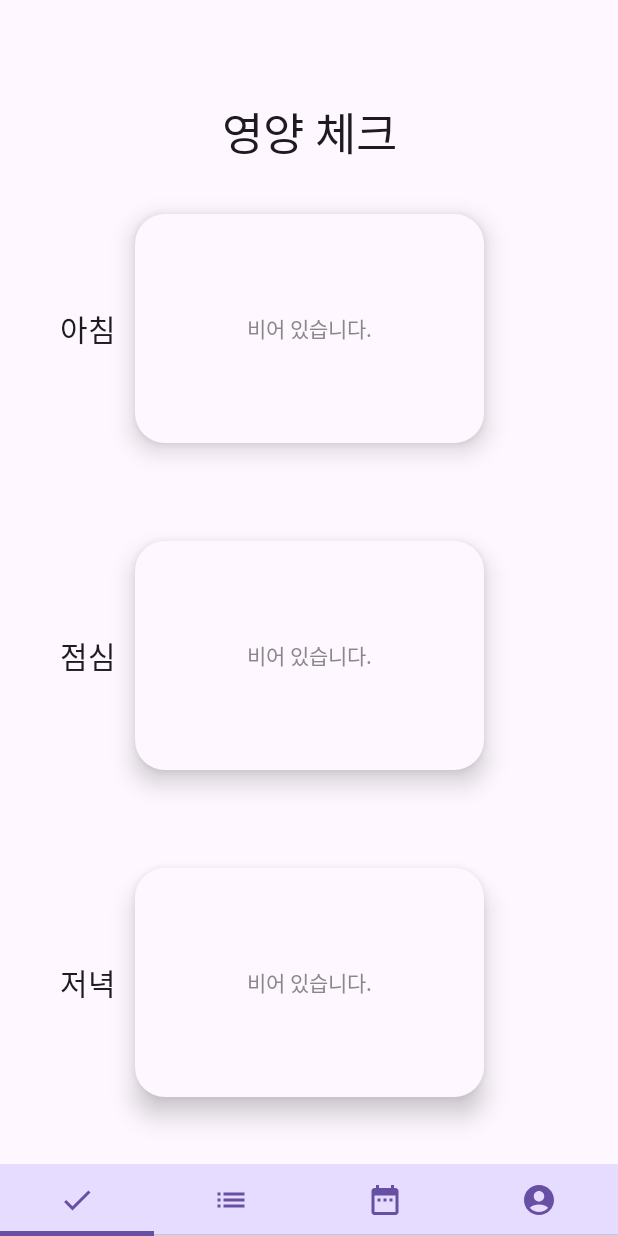
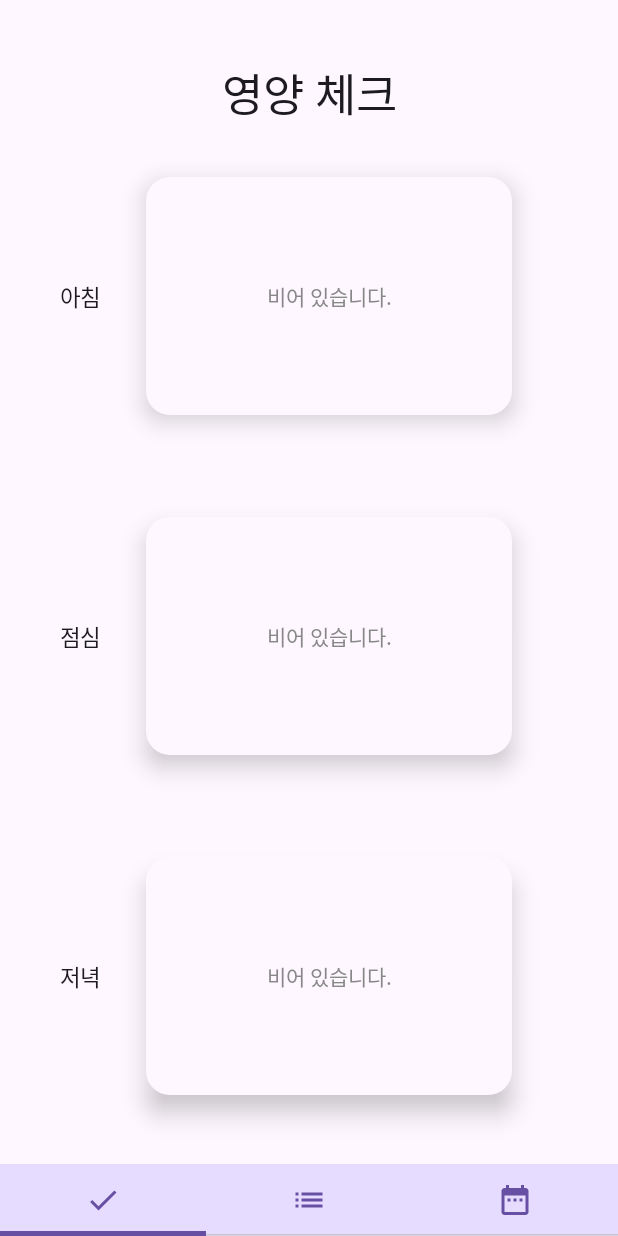
Before and after one commit to GwonDongHyeon21/NutritionCheck_kotlin, an Android app built with Jetpack Compose: the screen it shows after launch (MainActivity), on a phone screen of 412 x 824 dp. Run offline under Robolectric (Android 15) with nearby library versions, the phone set to English and light mode, and no system bars.

Commit message:
NutritionCheck

```diff
--- a/app/src/main/AndroidManifest.xml
+++ b/app/src/main/AndroidManifest.xml
@@ -1,6 +1,8 @@
 <?xml version="1.0" encoding="utf-8"?>
 <manifest xmlns:android="http://schemas.android.com/apk/res/android"
     xmlns:tools="http://schemas.android.com/tools">
+
+    <uses-permission android:name="android.permission.INTERNET" />
 
     <application
         android:allowBackup="true"
--- a/app/src/main/java/com/example/nutritioncheck_composable/MainActivity.kt
+++ b/app/src/main/java/com/example/nutritioncheck_composable/MainActivity.kt
@@ -29,10 +29,15 @@ val nutritionData = listOf(
     "열량" to (1500f to 2000f), // 2000kcal 기준
     "탄수화물" to (140f to 324f),
     "당류" to (20f to 100f),
+    "식이섬유" to (20f to 25f),
     "단백질" to (14f to 55f),
     "지방" to (20f to 54f),
     "포화지방" to (20f to 15f),
+    "콜레스테롤" to (200f to 300f),
     "나트륨" to (1000f to 2000f),
+    "칼륨" to (1000f to 3500f),
+    "비타민A" to (100f to 700f),
+    "비타민C" to (90f to 100f),
 )
 
 class MainActivity : ComponentActivity() {
@@ -55,7 +60,7 @@ fun NutritionNavigator() {
             NutritionTodayLayout(navController)
         }
         composable("NutritionAdd") {
-            NutritionAdd()
+            NutritionAddLayout()
         }
     }
 }
@@ -67,7 +72,7 @@ fun TabLayout(navController: NavController) {
         Icons.Filled.Check,
         Icons.AutoMirrored.Filled.List,
         Icons.Filled.DateRange,
-        Icons.Filled.AccountCircle
+//        Icons.Filled.AccountCircle
     )
     val pagerState = rememberPagerState(0, 0f) { tabs.size }
     val coroutineScope = rememberCoroutineScope()
@@ -95,7 +100,7 @@ fun TabLayout(navController: NavController) {
                 0 -> NutritionTodayLayout(navController)
                 1 -> NutritionTodayChartLayout()
                 2 -> NutritionCalendarLayout()
-                3 -> NutritionUserInfo()
+//                3 -> NutritionUserInfoLayout()
             }
         }
     }
--- a/app/src/main/java/com/example/nutritioncheck_composable/NutritionToday.kt
+++ b/app/src/main/java/com/example/nutritioncheck_composable/NutritionToday.kt
@@ -4,6 +4,7 @@ import androidx.compose.foundation.clickable
 import androidx.compose.foundation.layout.Arrangement
 import androidx.compose.foundation.layout.Box
 import androidx.compose.foundation.layout.Column
+import androidx.compose.foundation.layout.Row
 import androidx.compose.foundation.layout.fillMaxHeight
 import androidx.compose.foundation.layout.fillMaxSize
 import androidx.compose.foundation.layout.fillMaxWidth
@@ -27,36 +28,40 @@ import androidx.navigation.compose.rememberNavController
 @Composable
 fun NutritionTodayLayout(navController: NavController) {
     Column(
-        modifier = Modifier.padding(start = 40.dp, end = 40.dp, bottom = 60.dp),
+        modifier = Modifier
+            .padding(start = 40.dp, end = 40.dp, top = 40.dp, bottom = 60.dp),
     ) {
         Text(
             text = "영양 체크",
             modifier = Modifier
-                .fillMaxSize()
-                .wrapContentSize(Alignment.BottomCenter)
-                .weight(1f),
+                .align(Alignment.CenterHorizontally),
             style = TextStyle(fontSize = 30.sp),
         )
 
-        Box(
+        Row(
             modifier = Modifier
                 .fillMaxWidth()
-                .weight(2f),
+                .weight(1f),
+            verticalAlignment = Alignment.CenterVertically,
+            horizontalArrangement = Arrangement.Start
         ) {
             Text(
                 text = "아침",
                 modifier = Modifier
-                    .wrapContentSize()
-                    .align(Alignment.CenterStart),
-                style = TextStyle(fontSize = 20.sp)
+                    .wrapContentSize(),
+                style = TextStyle(fontSize = 15.sp)
             )
 
+            Row(
+                modifier = Modifier.fillMaxSize(),
+                verticalAlignment = Alignment.CenterVertically,
+                horizontalArrangement = Arrangement.Center,
+            ){
                 Surface(
                     modifier = Modifier
-                    .fillMaxWidth(0.7f)
+                        .fillMaxWidth(0.8f)
                         .fillMaxHeight(0.7f)
-                    .align(Alignment.Center)
-                    .shadow(10.dp, RoundedCornerShape(20.dp))
+                        .shadow(10.dp, RoundedCornerShape(16.dp))
                         .clickable {
                             navController.navigate("NutritionAdd")
                         },
@@ -75,34 +80,44 @@ fun NutritionTodayLayout(navController: NavController) {
                                 style = TextStyle(color = Color.Gray)
                             )
                         }
-                }else{
+                    } else {
                         //데이터 보여주기
                     }
                 }
             }
+        }
 
-        Box(
+        Row(
             modifier = Modifier
                 .fillMaxWidth()
-                .weight(2f),
+                .weight(1f),
+            verticalAlignment = Alignment.CenterVertically,
+            horizontalArrangement = Arrangement.Start
         ) {
             Text(
                 text = "점심",
                 modifier = Modifier
-                    .wrapContentSize()
-                    .align(Alignment.CenterStart),
-                style = TextStyle(fontSize = 20.sp)
+                    .wrapContentSize(),
+                style = TextStyle(fontSize = 15.sp)
             )
+
+            Row(
+                modifier = Modifier.fillMaxSize(),
+                verticalAlignment = Alignment.CenterVertically,
+                horizontalArrangement = Arrangement.Center,
+            ){
                 Surface(
                     modifier = Modifier
-                    .fillMaxWidth(0.7f)
+                        .fillMaxWidth(0.8f)
                         .fillMaxHeight(0.7f)
-                    .align(Alignment.Center)
-                    .shadow(10.dp, RoundedCornerShape(20.dp))
+                        .shadow(10.dp, RoundedCornerShape(16.dp))
                         .clickable {
                             navController.navigate("NutritionAdd")
                         },
                 ) {
+                    //데이터 가져오기
+                    val breakfastData = emptyList<String>()
+                    if (breakfastData.isEmpty()) {
                         Column(
                             modifier = Modifier.fillMaxSize(),
                             verticalArrangement = Arrangement.Center
@@ -114,31 +129,44 @@ fun NutritionTodayLayout(navController: NavController) {
                                 style = TextStyle(color = Color.Gray)
                             )
                         }
+                    } else {
+                        //데이터 보여주기
+                    }
+                }
             }
         }
 
-        Box(
+        Row(
             modifier = Modifier
                 .fillMaxWidth()
-                .weight(2f),
+                .weight(1f),
+            verticalAlignment = Alignment.CenterVertically,
+            horizontalArrangement = Arrangement.Start
         ) {
             Text(
                 text = "저녁",
                 modifier = Modifier
-                    .wrapContentSize()
-                    .align(Alignment.CenterStart),
-                style = TextStyle(fontSize = 20.sp)
+                    .wrapContentSize(),
+                style = TextStyle(fontSize = 15.sp)
             )
+
+            Row(
+                modifier = Modifier.fillMaxSize(),
+                verticalAlignment = Alignment.CenterVertically,
+                horizontalArrangement = Arrangement.Center,
+            ){
                 Surface(
                     modifier = Modifier
-                    .fillMaxWidth(0.7f)
+                        .fillMaxWidth(0.8f)
                         .fillMaxHeight(0.7f)
-                    .align(Alignment.Center)
-                    .shadow(10.dp, RoundedCornerShape(20.dp))
+                        .shadow(10.dp, RoundedCornerShape(16.dp))
                         .clickable {
                             navController.navigate("NutritionAdd")
                         },
                 ) {
+                    //데이터 가져오기
+                    val breakfastData = emptyList<String>()
+                    if (breakfastData.isEmpty()) {
                         Column(
                             modifier = Modifier.fillMaxSize(),
                             verticalArrangement = Arrangement.Center
@@ -150,6 +178,10 @@ fun NutritionTodayLayout(navController: NavController) {
                                 style = TextStyle(color = Color.Gray)
                             )
                         }
+                    } else {
+                        //데이터 보여주기
+                    }
+                }
             }
         }
     }
```
Also changed, not shown: app/build.gradle.kts (+11 -0 lines), app/src/main/java/com/example/nutritioncheck_composable/NutritionAdd.kt (+149 -8 lines), app/src/main/java/com/example/nutritioncheck_composable/NutritionCalendar.kt (+37 -25 lines), app/src/main/java/com/example/nutritioncheck_composable/NutritionTodayChart.kt (+6 -4 lines), app/src/main/java/com/example/nutritioncheck_composable/NutritionUserInfo.kt (+71 -3 lines), app/src/main/java/com/example/nutritioncheck_composable/api/NutritionInfo.kt (added, +154 -0 lines), app/src/main/java/com/example/nutritioncheck_composable/model/NutritionDataModel.kt (added, +17 -0 lines). Lines whose indentation alone changed are shown as unchanged.
